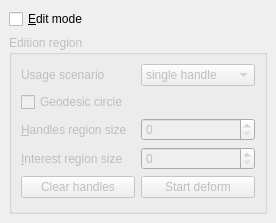
This is Polyhedron/demo/Polyhedron/Deform_mesh.ui in CGAL/cgal as Qt 5 draws it before an edit. The edited form follows.
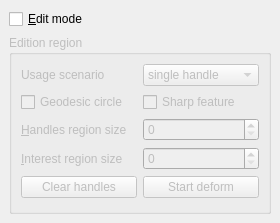
This is the edited form.

Commit message: sharp feature detection

The edit to the form file:
```diff
--- a/Polyhedron/demo/Polyhedron/Deform_mesh.ui
+++ b/Polyhedron/demo/Polyhedron/Deform_mesh.ui
@@ -6,7 +6,7 @@
    <rect>
     <x>0</x>
     <y>0</y>
-    <width>260</width>
+    <width>280</width>
     <height>223</height>
    </rect>
   </property>
@@ -110,6 +110,13 @@
          </property>
         </widget>
        </item>
+       <item row="1" column="1">
+        <widget class="QCheckBox" name="sharpFeatureCb">
+         <property name="text">
+          <string>Sharp feature</string>
+         </property>
+        </widget>
+       </item>
       </layout>
      </widget>
     </item>
```
The commit also changes 4 other files.
